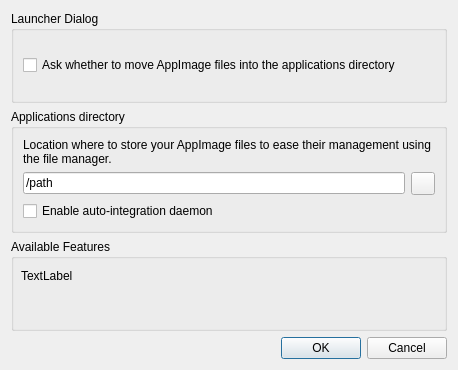
The window that src/ui/settings_dialog.ui (TheAssassin/AppImageLauncher) describes before a commit, drawn with Qt 5.
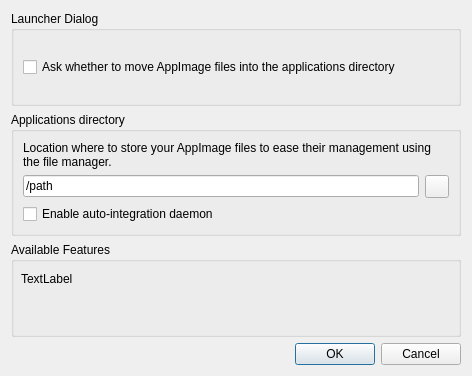
The same window after the commit. Icons and pictures are not drawn.

Patch:
```diff
--- a/src/ui/settings_dialog.ui
+++ b/src/ui/settings_dialog.ui
@@ -6,8 +6,8 @@
    <rect>
     <x>0</x>
     <y>0</y>
-    <width>458</width>
-    <height>370</height>
+    <width>472</width>
+    <height>376</height>
    </rect>
   </property>
   <property name="windowTitle">
```
Left out of the diff: 2 changed lines with no effect on the pictures.
